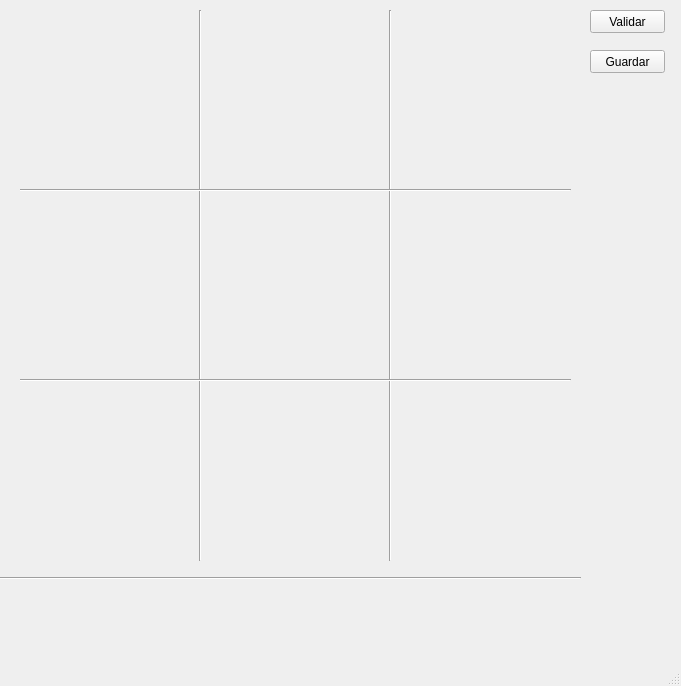
This is sudoku.ui in josephtk18/ProyectoSudoku as Qt 5 draws it before an edit. The edited form follows.
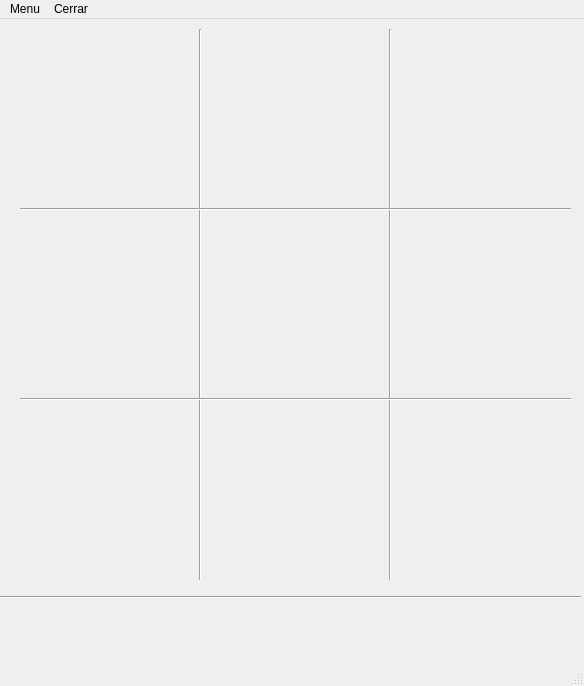
This is the edited form.

```diff
--- a/sudoku.ui
+++ b/sudoku.ui
@@ -6,7 +6,7 @@
    <rect>
     <x>0</x>
     <y>0</y>
-    <width>681</width>
+    <width>584</width>
     <height>686</height>
    </rect>
   </property>
@@ -14,19 +14,6 @@
    <string>Sudoku</string>
   </property>
   <widget class="QWidget" name="centralWidget">
-   <widget class="QPushButton" name="Btn_validar">
-    <property name="geometry">
-     <rect>
-      <x>590</x>
-      <y>10</y>
-      <width>75</width>
-      <height>23</height>
-     </rect>
-    </property>
-    <property name="text">
-     <string>Validar</string>
-    </property>
-   </widget>
    <widget class="QWidget" name="gridLayoutWidget">
     <property name="geometry">
      <rect>
@@ -42,19 +29,6 @@
      </property>
     </layout>
    </widget>
-   <widget class="QPushButton" name="Btn_Guardar">
-    <property name="geometry">
-     <rect>
-      <x>590</x>
-      <y>50</y>
-      <width>75</width>
-      <height>23</height>
-     </rect>
-    </property>
-    <property name="text">
-     <string>Guardar</string>
-    </property>
-   </widget>
    <widget class="Line" name="line">
     <property name="geometry">
      <rect>
@@ -253,14 +227,33 @@
    </widget>
   </widget>
   <widget class="QMenuBar" name="menuBar">
+   <property name="enabled">
+    <bool>true</bool>
+   </property>
    <property name="geometry">
     <rect>
      <x>0</x>
      <y>0</y>
-     <width>681</width>
+     <width>584</width>
      <height>20</height>
     </rect>
    </property>
+   <widget class="QMenu" name="menuMenu">
+    <property name="title">
+     <string>Menu</string>
+    </property>
+    <addaction name="actionVerificar_Soluci_n"/>
+    <addaction name="actionGuardar_partida"/>
+   </widget>
+   <widget class="QMenu" name="menuCerrar">
+    <property name="title">
+     <string>Cerrar</string>
+    </property>
+    <addaction name="actionVolver_al_men_principal"/>
+    <addaction name="actionSalir"/>
+   </widget>
+   <addaction name="menuMenu"/>
+   <addaction name="menuCerrar"/>
   </widget>
   <widget class="QStatusBar" name="statusBar"/>
  </widget>
```
Left out of the diff: 25 changed lines with no effect on the pictures.
